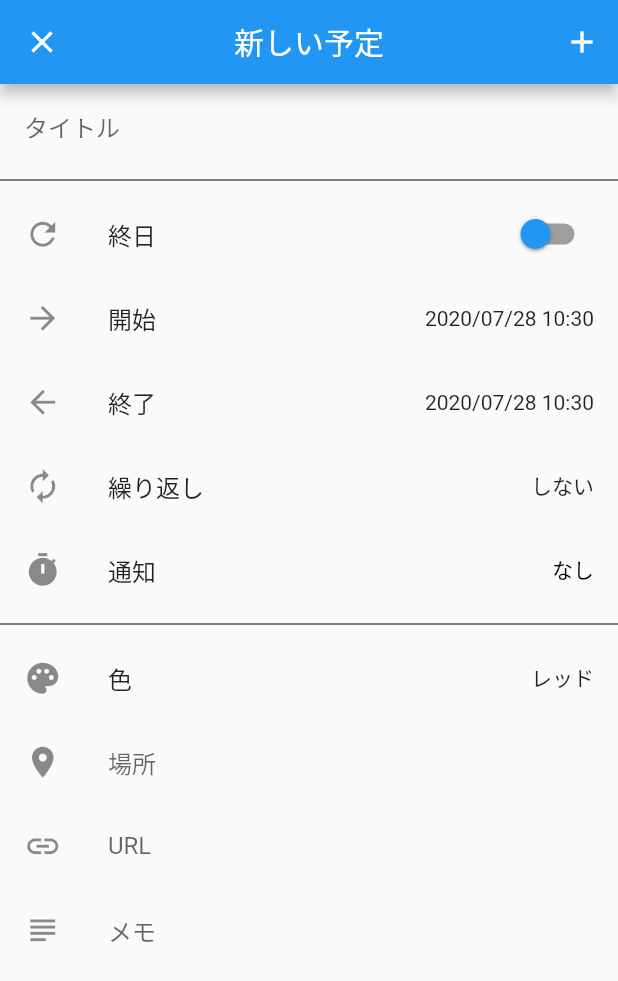
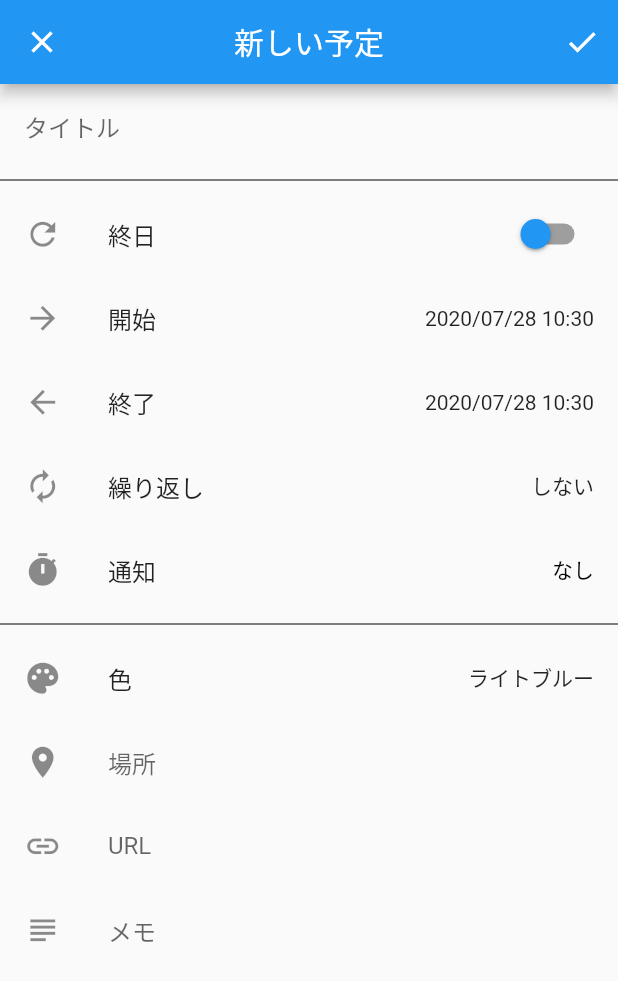
Before and after one commit to macoto5636/schedule_app, a Flutter app: the ScheduleAddPage screen opened directly, on a phone screen of 412 x 824 dp. Shown: the top 981 px of the screen. Run offline on Flutter 3.47's test engine with Material 2 defaults, Android fonts, the phone set to English and light mode, and no system bars; our stand-ins replace flutter_datetime_picker, shared_preferences; accounts and stored records are empty.

Commit message:
スケジュール追加ページの変更

```diff
--- a/lib/schedule_add/schedule_add_color_page.dart
+++ b/lib/schedule_add/schedule_add_color_page.dart
@@ -1,6 +1,8 @@
 import 'package:flutter/cupertino.dart';
 import 'package:flutter/material.dart';
 import 'package:provider/provider.dart';
+
+import 'package:scheduleapp/schedule_add/schedule_add_page.dart';
 
 class SubColorPage extends StatelessWidget{
   @override
@@ -19,7 +21,8 @@ class SubColorPage extends StatelessWidget{
             return ListTile(
               leading: Icon(
                 Icons.palette,
-                color: context.watch<ColorChecker>().listColor[index],
+                color: Color(context.watch<ColorChecker>().listColor[index]),
+//                color: "0xFF40C4FF",
               ),
               title: Text(context.watch<ColorChecker>().listText[index]),
               trailing: ColorChecking(i:index),
@@ -33,20 +36,21 @@ class SubColorPage extends StatelessWidget{
 }
 
 class ColorChecker with ChangeNotifier{
-  int _checked = 0;
-  List<bool> _listChecked = [true,false,false,false,false,false,false,false,false,false];
-  List<String> _listText = ["レッド","オレンジ","イエロー","ライトグリーン","グリーン","ライトブルー"
-    ,"ブルー","インディゴ","パープル","ピンク"
+  int _checked = 6;
+  List<bool> _listChecked = [false,false,false,false,false,false,true,false,false,false];
+  List<String> _listText = ["ピンク","レッド","オレンジ","イエロー","ライトグリーン","グリーン","ライトブルー"
+    ,"ブルー","インディゴ","パープル"
   ];
-  List<Color> _listColor = [Colors.redAccent,Colors.deepOrangeAccent, Colors.yellowAccent
-    , Colors.lightGreenAccent,Colors.greenAccent,Colors.lightBlueAccent
-    ,Colors.blueAccent,Colors.indigoAccent,Colors.deepPurpleAccent,Colors.pinkAccent
+  List<int> _listColor = [
+    0xFFFF4081,0xFFFF5252,0xFFFF6E40, 0xFFFFFF00
+    ,0xFFB2FF59,0xFF69F0AE,0xFF40C4FF
+    ,0xFF448AFF,0xFF536DFE,0xFFE040FB
   ];
 
   int get checked => _checked;
   List<bool> get listChecked => _listChecked;
   List<String> get listText => _listText;
-  List<Color> get listColor => _listColor;
+  List<int> get listColor => _listColor;
 
   void set(int i){
     if(_listChecked[i]){
@@ -56,6 +60,11 @@ class ColorChecker with ChangeNotifier{
       _checked = i;
       _listChecked[i] = true;
     }
+    notifyListeners();
+  }
+
+  void clear() {
+    set(0);
     notifyListeners();
   }
 }
@@ -80,38 +89,11 @@ class ColorChecking extends StatelessWidget {
   }
 }
 
-//
-//class SubColorPage extends StatefulWidget{
-//  @override
-//  SubColorPageState createState() => SubColorPageState();
-//}
-//
-//class SubColorPageState extends  State<SubColorPage>{
-//  @override
-//  Widget build(BuildContext context) {
-//    return Scaffold(
-//      appBar: AppBar(
-//        leading: IconButton(
-//          icon: Icon(Icons.arrow_back_ios),
-//          onPressed: () => Navigator.of(context).pop(),
-//        ),
-//        title: Text("色"),
-//        centerTitle: true,
-//      ),
-//      body: ListView.builder(
-//        itemBuilder: (BuildContext context, int index) {
-//          return ListTile(
-//            leading: Icon(
-//              Icons.palette,
-//              color: context.watch<ColorChecker>().listColor[index],
-//            ),
-//            title: Text(context.watch<ColorChecker>().listText[index]),
-//            trailing: ColorChecking(i:index),
-//            onTap: () => context.read<ColorChecker>().set(index),
-//          );
-//        },
-//        itemCount: context.watch<ColorChecker>().listChecked.length,
-//      )
-//    );
-//  }
-//}
+class ColorText extends StatelessWidget {
+  const ColorText({Key key}) : super(key: key);
+
+  @override
+  Widget build(BuildContext context) {
+    return Text(context.watch<ColorChecker>().listText[context.watch<ColorChecker>().checked]);
+  }
+}
--- a/lib/schedule_add/schedule_add_notice_page.dart
+++ b/lib/schedule_add/schedule_add_notice_page.dart
@@ -78,34 +78,31 @@ class NoticeChecking extends StatelessWidget {
   }
 }
 
-//
-//class SubNoticePage extends StatefulWidget{
-//  @override
-//  SubNoticePageState createState() => SubNoticePageState();
-//}
-//
-//class SubNoticePageState extends  State<SubNoticePage>{
-//  @override
-//  Widget build(BuildContext context) {
-//    return Scaffold(
-//      appBar: AppBar(
-//        leading: IconButton(
-//          icon: Icon(Icons.arrow_back_ios),
-//          onPressed: () => Navigator.of(context).pop(),
-//        ),
-//        title: Text("通知"),
-//        centerTitle: true,
-//      ),
-//      body: ListView.builder(
-//        itemBuilder: (BuildContext context, int index) {
-//          return ListTile(
-//            title: Text(context.watch<NoticeChecker>().listText[index]),
-//            trailing: NoticeChecking(i:index),
-//            onTap: () => context.read<NoticeChecker>().set(index),
-//          );
-//        },
-//        itemCount: context.watch<NoticeChecker>().listChecked.length,
-//      ),
-//    );
-//  }
-//}
+class NoticeText extends StatelessWidget {
+  const NoticeText({Key key}) : super(key: key);
+
+  @override
+  Widget build(BuildContext context) {
+    List<String> listText = context.watch<NoticeChecker>().listText;
+    List<bool> listCheck = context.watch<NoticeChecker>().listChecked;
+    String text = "";
+    for(int i = 0; i < listText.length; i++){
+      if(listCheck[i]){
+        text += listText[i];
+      }
+    }
+    return Container(
+      width: 200,
+//      padding: new EdgeInsets.all(5.0),
+      child: DefaultTextStyle(
+        style: TextStyle(color: Colors.black),
+        overflow: TextOverflow.ellipsis,
+        maxLines: 1,
+        child: Text(
+          text,
+          textAlign: TextAlign.right,
+        ),
+      ),
+    );
+  }
+}
--- a/lib/schedule_add/schedule_add_page.dart
+++ b/lib/schedule_add/schedule_add_page.dart
@@ -42,8 +42,16 @@ class ScheduleAddPage extends  StatefulWidget{
   @override
   ScheduleAddPageState createState() => ScheduleAddPageState();
 }
+enum Answers{
+  YES,
+  NO
+}
+class ScheduleAddPageState extends State<ScheduleAddPage>{
+  var _titleController = TextEditingController();
+  var _placeController = TextEditingController();
+  var _urlController = TextEditingController();
+  var _memoController = TextEditingController();
 
-class ScheduleAddPageState extends State<ScheduleAddPage>{
   DateTime now = DateTime.now();
   bool _active = false;
   var iconSIze = 25.0;
@@ -70,20 +78,73 @@ class ScheduleAddPageState extends State<ScheduleAddPage>{
       }
     });
   }
+  String _value = '';
+
+  void _setValue(String value) => setState(() => _value = value);
+
+  Future _showDialog() async {
+    var value = await showDialog(
+      context: context,
+      builder: (BuildContext context) => new AlertDialog(
+//        title: new Text('AlertDialog'),
+        content: new Text('入力した内容は削除されます。キャンセルしてもよろしいですか？'),
+        actions: <Widget>[
+          new SimpleDialogOption(child: new Text('OK'),onPressed: (){Navigator.pop(context, Answers.YES);},),
+          new SimpleDialogOption(child: new Text('キャンセル'),onPressed: (){Navigator.pop(context, Answers.NO);},),
+        ],
+      ),
+    );
+    switch(value) {
+      case Answers.YES:
+        _setValue('Yes');
+        _clear();
+        Navigator.of(context).pop();
+        break;
+      case Answers.NO:
+        _setValue('NO');
+        break;
+    }
+  }
+  void _clear(){
+    _titleController = TextEditingController(text: '');
+    _placeController = TextEditingController(text: '');
+    _urlController = TextEditingController(text: '');
+    _memoController = TextEditingController(text: '');
+    context.read<ColorChecker>().set(0);
+    context.read<RepeatChecker>().set(0);
+    context.read<NoticeChecker>().set(0);
+  }
   @override
   Widget build(BuildContext context) {
+    st = now;
+    ed = now;
     return Scaffold(
       appBar: AppBar(
         leading: IconButton(
           icon: Icon(Icons.close),
-          onPressed: () => Navigator.of(context).pop(),
+          onPressed: (){
+            _showDialog();
+            },
         ),
         title: Text("新しい予定"),
         centerTitle: true,
         actions: <Widget>[
           IconButton(
-            icon: Icon(Icons.add),
-            onPressed: (){},
+            icon: Icon(Icons.check),
+            onPressed: (){
+              var dataList = {
+                "title":_titleController.text,
+                "allDay":_active,
+                "stTime":st,
+                "edTime":ed,
+                "repeat":context.read<RepeatChecker>().checked,
+                "notice":context.read<NoticeChecker>().listChecked,
+                "color":context.read<ColorChecker>().listColor[context.read<ColorChecker>().checked],
+                "place":_placeController.text,
+                "url":_urlController.text,
+                "memo":_memoController.text,
+              };
+            },
           )
         ],
       ),
@@ -96,6 +157,7 @@ class ScheduleAddPageState extends State<ScheduleAddPage>{
       children: <Widget>[
         ListTile(
           title: TextField(
+            controller: _titleController,
             decoration: InputDecoration.collapsed(
               hintText: "タイトル",
             ),
@@ -144,10 +206,9 @@ class ScheduleAddPageState extends State<ScheduleAddPage>{
                       st = date;
                       stText = DateFormat('yyyy/MM/dd').format(st).toString();
                       if (st.year >= ed.year && st.month >= ed.month &&
-                          st.day >= ed.day && st.hour >= ed.hour &&
-                          st.minute >= ed.minute) {
+                          st.day >= ed.day) {
                         ed = st;
-                        edText = DateFormat('yyyy/MM/dd HH:mm')
+                        edText = DateFormat('yyyy/MM/dd')
                             .format(st)
                             .toString();
                       }
@@ -302,14 +363,12 @@ class ScheduleAddPageState extends State<ScheduleAddPage>{
               context,
               MaterialPageRoute(builder: (context) => SubRepeatPage())
           ),
-//          onTap: () => Navigator.of(context).pushNamed("/repeat"),
         ), ListTile(
           leading: Icon(
             Icons.timer,
             size: iconSIze,
           ),
           title: Text("通知"),
-//            trailing: ColorText(),
           trailing: NoticeText(),
           onTap: () => Navigator.push(
               context,
@@ -335,6 +394,7 @@ class ScheduleAddPageState extends State<ScheduleAddPage>{
             size: iconSIze,
           ),
           title: TextField(
+            controller: _placeController,
             decoration: InputDecoration.collapsed(
               hintText: "場所",
             ),
@@ -345,6 +405,7 @@ class ScheduleAddPageState extends State<ScheduleAddPage>{
             size: iconSIze,
           ),
           title: TextField(
+            controller: _urlController,
             decoration: InputDecoration.collapsed(
               hintText: "URL",
             ),
@@ -355,6 +416,7 @@ class ScheduleAddPageState extends State<ScheduleAddPage>{
             size: iconSIze,
           ),
           title: TextField(
+            controller: _memoController,
             decoration: InputDecoration.collapsed(
               hintText: "メモ",
             ),
@@ -370,55 +432,3 @@ class ScheduleAddPageState extends State<ScheduleAddPage>{
     );
   }
 }
-
-class RepeatText extends StatelessWidget {
-  const RepeatText({Key key}) : super(key: key);
-
-  @override
-  Widget build(BuildContext context) {
-    return Text(context.watch<RepeatChecker>().listText[context.watch<RepeatChecker>().checked]);
-  }
-}
-
-class NoticeText extends StatelessWidget {
-  const NoticeText({Key key}) : super(key: key);
-
-  @override
-  Widget build(BuildContext context) {
-    List<String> listText = context.watch<NoticeChecker>().listText;
-    List<bool> listCheck = context.watch<NoticeChecker>().listChecked;
-    String text = "";
-    for(int i = 0; i < listText.length; i++){
-      if(listCheck[i]){
-        text += listText[i];
-      }
-    }
-    return Container(
-      width: 200,
-//      padding: new EdgeInsets.all(5.0),
-      child: DefaultTextStyle(
-        style: TextStyle(color: Colors.black),
-        overflow: TextOverflow.ellipsis,
-        maxLines: 1,
-        child: Text(
-          text,
-          textAlign: TextAlign.right,
-        ),
-      ),
-//        child: Text(
-//          text,
-//          maxLines: 1,
-//          textAlign: TextAlign.right,
-//        )
-    );
-  }
-}
-
-class ColorText extends StatelessWidget {
-  const ColorText({Key key}) : super(key: key);
-
-  @override
-  Widget build(BuildContext context) {
-    return Text(context.watch<ColorChecker>().listText[context.watch<ColorChecker>().checked]);
-  }
-}
--- a/lib/schedule_add/schedule_add_repeat_page.dart
+++ b/lib/schedule_add/schedule_add_repeat_page.dart
@@ -69,33 +69,11 @@ class RepeatChecking extends StatelessWidget {
   }
 }
 
-//class SubRepeatPage extends StatefulWidget{
-//  @override
-//  SubRepeatPageState createState() => SubRepeatPageState();
-//}
-//
-//class SubRepeatPageState extends  State<SubRepeatPage>{
-//  @override
-//  Widget build(BuildContext context) {
-//    return Scaffold(
-//        appBar: AppBar(
-//          leading: IconButton(
-//            icon: Icon(Icons.arrow_back_ios),
-//            onPressed: () => Navigator.of(context).pop(),
-//          ),
-//          title: Text("繰り返し"),
-//          centerTitle: true,
-//        ),
-//        body: ListView.builder(
-//          itemBuilder: (BuildContext context, int index) {
-//            return ListTile(
-//              title: Text(context.watch<RepeatChecker>().listText[index]),
-//              trailing: RepeatChecking(i:index),
-//              onTap: () => context.read<RepeatChecker>().set(index),
-//            );
-//          },
-//          itemCount: context.watch<RepeatChecker>().listChecked.length,
-//        )
-//    );
-//  }
-//}
+class RepeatText extends StatelessWidget {
+  const RepeatText({Key key}) : super(key: key);
+
+  @override
+  Widget build(BuildContext context) {
+    return Text(context.watch<RepeatChecker>().listText[context.watch<RepeatChecker>().checked]);
+  }
+}
```
